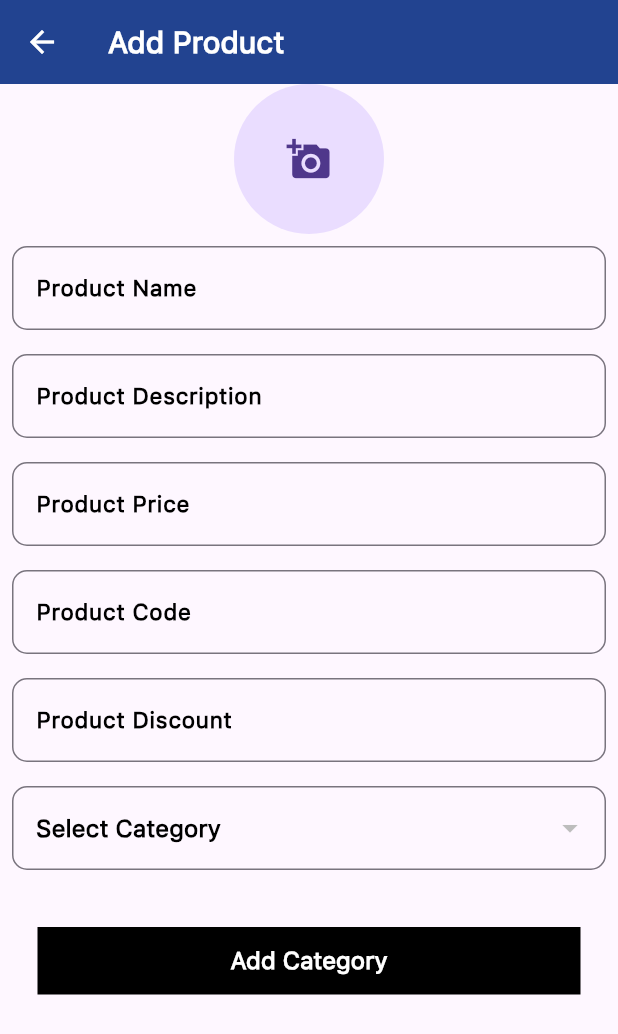
After one commit to Khushi-Raja/ECommercePortal, a Flutter app: the screen it shows after launch, after a tap on an icon or button, on a phone screen of 412 x 824 dp. The commit adds this screen. Shown: the top 1034 px of the screen. Run offline on Flutter 3.47's test engine with Material 3 defaults, Android fonts, the phone set to English and light mode, and no system bars; our stand-ins replace animate_do, cloud_firestore, firebase_auth, firebase_core, firebase_storage, image_picker and 1 more; accounts and stored records are empty; project files that could hold a hidden picture were left out.

Commit message:
Product CRUD

```diff
--- /dev/null
+++ b/lib/admin_screen/product/add_product.dart
@@ -0,0 +1,441 @@
+import 'dart:core';
+import 'dart:io';
+import 'package:cloud_firestore/cloud_firestore.dart';
+import 'package:firebase_storage/firebase_storage.dart';
+import 'package:flutter/cupertino.dart';
+import 'package:flutter/foundation.dart';
+import 'package:flutter/material.dart';
+import 'package:image_picker/image_picker.dart';
+import '../../components/custom_button.dart';
+import '../../components/custom_snackbar.dart';
+import '../../components/custom_textfiled.dart';
+import '../../components/dateFormat.dart';
+import '../../constants/color.dart';
+import '../../constants/generate_id.dart';
+
+class AddProduct extends StatefulWidget {
+  final String productID;
+  final String productName;
+  final String description;
+  final double price;
+  final String code;
+  final String displayImage;
+  final double discount;
+  final String categoryID;
+
+  const AddProduct({
+    super.key,
+    required this.productID,
+    required this.productName,
+    required this.description,
+    required this.price,
+    required this.code,
+    required this.displayImage,
+    required this.discount,
+    required this.categoryID,
+  });
+
+  @override
+  State<AddProduct> createState() => _AddProductState();
+}
+
+class _AddProductState extends State<AddProduct> {
+  GlobalKey<FormState> formKey = GlobalKey<FormState>();
+  TextEditingController productNameController = TextEditingController();
+  TextEditingController descriptionController = TextEditingController();
+  TextEditingController priceController = TextEditingController();
+  TextEditingController codeController = TextEditingController();
+  TextEditingController discountController = TextEditingController();
+  File? imageFile;
+  Uint8List? _imageBytes; // For web image handling
+
+  String? selectedCategoryId; // To store the selected category ID
+  List<Map<String, dynamic>> categories = []; // List to hold categories
+  bool isLoading = true; // For showing loading indicator while fetching categories
+
+  @override
+  void initState() {
+    super.initState();
+    fetchCategories();
+  }
+
+  @override
+  Widget build(BuildContext context) {
+    return Scaffold(
+      appBar: AppBar(
+        iconTheme: const IconThemeData(
+          color: CupertinoColors.white,
+        ),
+        backgroundColor: kAppBarColor,
+        title: Text(
+          widget.productID.isEmpty ? 'Add Product' : 'Update Product',
+          style: const TextStyle(
+            fontSize: 20,
+            fontWeight: FontWeight.bold,
+            color: CupertinoColors.white,
+          ),
+        ),
+      ),
+      body: SingleChildScrollView(
+        child: Form(
+          key: formKey,
+          child: Column(
+            crossAxisAlignment: CrossAxisAlignment.center,
+            children: [
+              GestureDetector(
+                onTap: pickImage,
+                child: CircleAvatar(
+                  radius: 50,
+                  backgroundImage: _imageBytes != null
+                      ? MemoryImage(_imageBytes!)
+                      : imageFile != null
+                          ? FileImage(imageFile!)
+                          : widget.productID.isNotEmpty
+                              ? NetworkImage(widget.displayImage)
+                              : null,
+                  child: _imageBytes == null &&
+                          imageFile == null &&
+                          widget.productID.isEmpty
+                      ? const Icon(Icons.add_a_photo, size: 30)
+                      : null,
+                ),
+              ),
+              CustomTextFormField(
+                controller: productNameController,
+                validator: (value) {
+                  if (value == null || value.trim().isEmpty) {
+                    return "Product is required";
+                  }
+                  return null;
+                },
+                keyboardType: TextInputType.name,
+                labelText: 'Product Name',
+                obscureText: false,
+              ),
+              CustomTextFormField(
+                controller: descriptionController,
+                validator: (value) {
+                  if (value == null || value.trim().isEmpty) {
+                    return "Product Description is required";
+                  }
+                  return null;
+                },
+                keyboardType: TextInputType.name,
+                labelText: 'Product Description',
+                obscureText: false,
+              ),
+              CustomTextFormField(
+                controller: priceController,
+                validator: (value) {
+                  if (value == null || value.trim().isEmpty) {
+                    return "Price is required";
+                  }
+                  return null;
+                },
+                keyboardType: TextInputType.number,
+                labelText: 'Product Price',
+                obscureText: false,
+              ),
+              CustomTextFormField(
+                controller: codeController,
+                validator: (value) {
+                  if (value == null || value.trim().isEmpty) {
+                    return "Code is required";
+                  }
+                  return null;
+                },
+                keyboardType: TextInputType.name,
+                labelText: 'Product Code',
+                obscureText: false,
+              ),
+              CustomTextFormField(
+                controller: discountController,
+                validator: (value) {
+                  if (value == null || value.trim().isEmpty) {
+                    return "Discount is required";
+                  }
+                  return null;
+                },
+                keyboardType: TextInputType.name,
+                labelText: 'Product Discount',
+                obscureText: false,
+              ),
+              isLoading
+                  ? const Center(
+                child: CircularProgressIndicator(),
+              )
+                  : Padding(
+                    padding: const EdgeInsets.all(8.0),
+                    child: DropdownButtonFormField<String>(
+                      value: selectedCategoryId,
+                      hint: const Text('Select Category',style: TextStyle(color: Colors.black, fontWeight: FontWeight.w600),),
+                      items: categories.map((category) {
+                        return DropdownMenuItem<String>(
+                          value: category['id'],
+                          child: Text(category['name']!),
+                        );
+                      }).toList(),
+                      onChanged: (value) {
+                        setState(() {
+                          selectedCategoryId = value;
+                        });
+                      },
+                      decoration: const InputDecoration(
+                        filled: false,
+                        fillColor: null,
+                        border: OutlineInputBorder(
+                          borderRadius: BorderRadius.all(
+                            Radius.circular(10), // Rounded border for the dropdown field
+                          ),
+                        ), // Label text for the dropdown
+                        labelStyle: TextStyle(
+                          color: Colors.black, // Label text color
+                          fontSize: 15, // Label text font size
+                          fontWeight: FontWeight.bold, // Label text boldness
+                        ),
+                        // prefixIcon: Icon(Icons.category), // Optional prefix icon
+                      ),
+                      validator: (value) {
+                        if (value == null) {
+                          return "Please select a category";
+                        }
+                        return null;
+                      },
+                    ),
+                  ),
+              const SizedBox(height: 10),
+              Padding(
+                padding: const EdgeInsets.all(15),
+                child: CustomButton(
+                  buttonName: widget.productName.isNotEmpty
+                      ? 'Update Category'
+                      : 'Add Category',
+                  onPressed: submit,
+                  backgroundColor: CupertinoColors.black,
+                  textColor: CupertinoColors.white,
+                ),
+              ),
+            ],
+          ),
+        ),
+      ),
+    );
+  }
+
+  Future<void> submit() async {
+    if (formKey.currentState!.validate()) {
+      try {
+        if (widget.productName.isNotEmpty) {
+          if (kIsWeb) {
+            await updateProductWithBytes();
+          } else {
+            await updateProduct();
+          }
+          SnackBarUtil.show(
+              context: context, message: "Product Updated Successfully");
+        } else {
+          if (kIsWeb) {
+            await addProductWithBytes();
+          } else {
+            await addProduct();
+          }
+          SnackBarUtil.show(
+              context: context, message: "Product Added Successfully");
+        }
+        Navigator.of(context).pop();
+      } catch (e) {
+        SnackBarUtil.show(context: context, message: "Error: $e");
+      }
+    }
+  }
+
+  Future<void> addProduct() async {
+    try {
+      int? lastID =
+          await getLastID(collectionName: "product", primaryKey: "productID");
+      int newID = lastID! + 1;
+      final productImageURL = await uploadImageFile(imageFile!);
+      await FirebaseFirestore.instance.collection('product').add({
+        "productID": newID.toString(),
+        'productName': productNameController.text.trim(),
+        'description': descriptionController.text.trim(),
+        'price': priceController.text.trim(),
+        'code': codeController.text.trim(),
+        'displayImage': productImageURL,
+        'discount': discountController.text.trim(),
+        "categoryID": selectedCategoryId,
+        'createdAt': getFormattedDateTime(),
+        'modifiedAt': getFormattedDateTime(),
+        'isDisabled': false,
+      });
+    } catch (e) {
+      throw ('Error adding product: $e');
+    }
+  }
+
+  Future<void> addProductWithBytes() async {
+    try {
+      int? lastID =
+      await getLastID(collectionName: "product", primaryKey: "productID");
+      int newID = lastID! + 1;
+      final productImageURL = await uploadImageBytes(_imageBytes!);
+      await FirebaseFirestore.instance.collection('product').add({
+        "productID": newID.toString(),
+        'productName': productNameController.text.trim(),
+        'description': descriptionController.text.trim(),
+        'price': priceController.text.trim(),
+        'code': codeController.text.trim(),
+        'displayImage': productImageURL,
+        'discount': discountController.text.trim(),
+        "categoryID": selectedCategoryId,
+        'createdAt': getFormattedDateTime(),
+        'modifiedAt': getFormattedDateTime(),
+        'isDisabled': false,
+      });
+    } catch (e) {
+      throw ('Error adding product: $e');
+    }
+  }
+
+  Future<void> updateProduct() async {
+    try {
+      final querySnapshot = await FirebaseFirestore.instance
+          .collection('product')
+          .where('productID', isEqualTo: widget.productID)
+          .get();
+
+      if (querySnapshot.docs.isNotEmpty) {
+        final productSnapShot = querySnapshot.docs.first;
+        final productData = productSnapShot.data() as Map<String, dynamic>?;
+
+        if (productData != null) {
+          await productSnapShot.reference.update({
+            'productName': productNameController.text,
+            'description': descriptionController.text,
+            'price': priceController.text.trim(),
+            'code': codeController.text.trim(),
+            'discount': discountController.text.trim(),
+            "categoryID": selectedCategoryId,
+            'modifiedAt': getFormattedDateTime(),
+            'isDisabled': false,
+          });
+        } else {
+          throw ('Document data is null or empty');
+        }
+      } else {
+        throw ('Product with ID ${widget.productID} not found.');
+      }
+    } catch (e) {
+      throw ('Error updating Product details: $e');
+    }
+  }
+
+  Future<void> updateProductWithBytes() async {
+    try {
+      final querySnapshot = await FirebaseFirestore.instance
+          .collection('product')
+          .where('productID', isEqualTo: widget.productID)
+          .get();
+
+      if (querySnapshot.docs.isNotEmpty) {
+        final productSnapShot = querySnapshot.docs.first;
+        final productData = productSnapShot.data() as Map<String, dynamic>?;
+
+        if (productData != null) {
+          String? productImageURL =
+              widget.displayImage; // Retain current image URL
+
+          // Check if there's a new image to upload
+          if (_imageBytes != null) {
+            productImageURL = await uploadImageBytes(_imageBytes!);
+          } else if (imageFile != null) {
+            productImageURL = await uploadImageFile(imageFile!);
+          }
+
+          // Update the product details in Firestore
+          await productSnapShot.reference.update({
+            'productName': productNameController.text,
+            'description': descriptionController.text.trim(),
+            'price': priceController.text.trim(),
+            'code': codeController.text.trim(),
+            'discount': discountController.text.trim(),
+            "categoryID": selectedCategoryId,
+            'displayImage': productImageURL,
+            'modifiedAt': getFormattedDateTime(),
+            'isDisabled': false,
+          });
+        } else {
+          throw ('Document data is null or empty');
+        }
+      } else {
+        throw ('Product with ID ${widget.productID} not found.');
+      }
+    } catch (e) {
+      throw ('Error updating product with bytes: $e');
+    }
+  }
+
+
+  Future<void> fetchCategories() async {
+    try {
+      final snapshot = await FirebaseFirestore.instance
+          .collection('category')
+          .get();
+
+      setState(() {
+        categories = snapshot.docs.map((doc) {
+          return {
+            'id': doc.id,
+            'name': doc['categoryName'],
+          };
+        }).toList();
+        isLoading = false;
+      });
+    } catch (e) {
+      print("Error fetching categories: $e");
+      setState(() {
+        isLoading = false;
+      });
+    }
+  }
+
+  void pickImage() async {
+    final picker = ImagePicker();
+    final pickedImage = await picker.pickImage(source: ImageSource.gallery);
+
+    if (pickedImage != null) {
+      if (kIsWeb) {
+        // For web: use image bytes
+        final Uint8List imageBytes = await pickedImage.readAsBytes();
+        setState(() {
+          _imageBytes = imageBytes; // Store Uint8List for web
+          imageFile = null; // Clear the File reference
+        });
+      } else {
+        // For mobile: use the File
+        setState(() {
+          imageFile = File(pickedImage.path);
+          _imageBytes = null; // Clear the Uint8List reference
+        });
+      }
+    }
+  }
+
+  // Upload image from File and return the URL
+  Future<String> uploadImageFile(File imageFile) async {
+    final ref = FirebaseStorage.instance
+        .ref()
+        .child('product/${DateTime.now().toIso8601String()}');
+    final uploadTask = await ref.putFile(imageFile);
+    return await uploadTask.ref.getDownloadURL();
+  }
+
+  // Upload image from bytes and return the URL
+  Future<String> uploadImageBytes(Uint8List imageBytes) async {
+    final ref = FirebaseStorage.instance
+        .ref()
+        .child('product/${DateTime.now().toIso8601String()}');
+    final uploadTask = await ref.putData(imageBytes);
+    return await uploadTask.ref.getDownloadURL();
+  }
+}
--- /dev/null
+++ b/lib/admin_screen/product/product_list.dart
@@ -0,0 +1,216 @@
+import 'package:cloud_firestore/cloud_firestore.dart';
+import 'package:flutter/cupertino.dart';
+import 'package:flutter/material.dart';
+import 'package:link/admin_screen/product/add_product.dart';
+
+import '../../components/custom_circular_progress_indicator.dart';
+import '../../constants/color.dart';
+
+class ProductList extends StatefulWidget {
+  const ProductList({super.key});
+
+  @override
+  State<ProductList> createState() => _ProductListState();
+}
+
+class _ProductListState extends State<ProductList> {
+  @override
+  Widget build(BuildContext context) {
+    return Scaffold(
+      appBar: AppBar(
+        iconTheme: const IconThemeData(
+          color: CupertinoColors.white,
+        ),
+        backgroundColor: kAppBarColor,
+        title: const Text(
+          'Product List',
+          style: TextStyle(
+            fontSize: 20,
+            fontWeight: FontWeight.bold,
+            color: CupertinoColors.white,
+          ),
+        ),
+      ),
+      body: StreamBuilder<QuerySnapshot>(
+        // Directly sorting by 'isDisabled' and 'skillName' in Firestore to reduce manual sorting in the app
+        stream: FirebaseFirestore.instance
+            .collection('product')
+            .orderBy('productName')
+            .snapshots(),
+        builder: (context, snapshot) {
+          if (!snapshot.hasData) {
+            return const Center(
+              child: CustomCupertinoActivityIndicator(),
+            );
+          }
+
+          // List fetched from Firestore, already sorted as per our query
+          List<DocumentSnapshot> skillDocs = snapshot.data!.docs;
+
+          return ListView.builder(
+            // Use IndexedListView for better lazy loading with large lists
+            itemCount: skillDocs.length,
+            itemBuilder: (context, index) {
+              DocumentSnapshot doc = skillDocs[index];
+              Map<String, dynamic> data = doc.data() as Map<String, dynamic>;
+              return buildCard(context, doc, data);
+            },
+          );
+        },
+      ),
+      floatingActionButton: FloatingActionButton(
+        onPressed: () {
+          Navigator.push(
+            context,
+            MaterialPageRoute(
+              builder: (context) => const AddProduct(
+                  productID: '',
+                  productName: '',
+                  description: '',
+                  price: 0.0,
+                  code: '',
+                  displayImage: '',
+                  discount: 0.0,
+                  categoryID: ''),
+            ),
+          );
+        },
+        child: const Icon(
+          CupertinoIcons.add,
+          color: CupertinoColors.white,
+        ),
+        backgroundColor: kAppBarColor,
+      ),
+    );
+  }
+
+  Widget buildCard(BuildContext context, DocumentSnapshot document,
+      Map<String, dynamic> data) {
+    return Card(
+      margin: const EdgeInsets.symmetric(horizontal: 16, vertical: 8),
+      elevation: 4,
+      shape: RoundedRectangleBorder(
+        borderRadius: BorderRadius.circular(12),
+      ),
+      child: Padding(
+        padding: const EdgeInsets.all(12.0),
+        child: Row(
+          crossAxisAlignment: CrossAxisAlignment.center,
+          children: [
+            // Circular image for the product
+            ClipOval(
+              child: Image.network(
+                data['displayImage'],
+                height: 60,
+                width: 60,
+                fit: BoxFit.cover,
+                errorBuilder: (context, error, stackTrace) => Icon(
+                  CupertinoIcons.photo,
+                  size: 40,
+                  color: Colors.grey.shade400,
+                ),
+              ),
+            ),
+            const SizedBox(width: 12), // Spacing between image and details
+            Expanded(
+              child: Column(
+                crossAxisAlignment: CrossAxisAlignment.start,
+                children: [
+                  Text(
+                    data['productName'],
+                    style: const TextStyle(
+                      fontSize: 16,
+                      fontWeight: FontWeight.bold,
+                    ),
+                  ),
+                  const SizedBox(height: 4),
+                  Text(
+                    data['description'] ?? "No description available",
+                    style: TextStyle(
+                      fontSize: 14,
+                      color: Colors.grey.shade600,
+                    ),
+                    maxLines: 2,
+                    overflow: TextOverflow.ellipsis,
+                  ),
+
+                  const SizedBox(height: 4),
+                  Text(
+                    data['price'] ?? "No price available",
+                    style: TextStyle(
+                      fontSize: 14,
+                      color: Colors.grey.shade600,
+                    ),
+                    maxLines: 2,
+                    overflow: TextOverflow.ellipsis,
+                  ),
+                  const SizedBox(height: 4),
+                  Text(
+                    data['code'] ?? "No code available",
+                    style: TextStyle(
+                      fontSize: 14,
+                      color: Colors.grey.shade600,
+                    ),
+                    maxLines: 2,
+                    overflow: TextOverflow.ellipsis,
+                  ),
+                ],
+              ),
+            ),
+            const SizedBox(width: 8), // Spacing between details and actions
+            // Action buttons for Edit and Delete
+            Column(
+              children: [
+                IconButton(
+                  icon: const Icon(
+                    CupertinoIcons.pencil,
+                    color: CupertinoColors.activeGreen,
+                  ),
+                  tooltip: "Edit",
+                  onPressed: () {
+                    String productID = data['productID'];
+                    String productName = data['productName'];
+                    String description = data['description'];
+                    double price = data['price'];
+                    String code = data['code'];
+                    double discount = data['discount'];
+                    String displayImage = data['displayImage'];
+                    String categoryID = data['categoryID'];
+                    Navigator.push(
+                      context,
+                      MaterialPageRoute(
+                        builder: (context) => AddProduct(
+                          productID: productID,
+                          productName: productName,
+                          description: description,
+                          price: price,
+                          code: code,
+                          displayImage: displayImage,
+                          discount: discount,
+                          categoryID: categoryID,
+                        ),
+                      ),
+                    );
+                  },
+                ),
+                IconButton(
+                  icon: const Icon(
+                    CupertinoIcons.trash,
+                    color: CupertinoColors.destructiveRed,
+                  ),
+                  tooltip: "Delete",
+                  onPressed: () {
+                    FirebaseFirestore.instance
+                        .collection('product')
+                        .doc(data['productID'])
+                        .delete();
+                  },
+                ),
+              ],
+            ),
+          ],
+        ),
+      ),
+    );
+  }
+}
--- a/lib/main.dart
+++ b/lib/main.dart
@@ -1,5 +1,7 @@
 import 'package:firebase_core/firebase_core.dart';
 import 'package:flutter/material.dart';
+import 'package:link/admin_screen/product/add_product.dart';
+import 'package:link/admin_screen/product/product_list.dart';
 import 'package:link/splash/splash_screen.dart';
 import 'firebase_options.dart';
 
@@ -10,7 +12,7 @@ void main() async {
   );
   runApp(
     MaterialApp(
-      home: Splash(),
+      home: ProductList(),
       debugShowCheckedModeBanner: false,
       theme: ThemeData(
         useMaterial3: true,
--- a/lib/screens/admin/admin_dashboard.dart
+++ b/lib/screens/admin/admin_dashboard.dart
@@ -128,7 +128,7 @@ class _AdminDashboardState extends State<AdminDashboard> {
                         style: TextStyle(color: Colors.white, fontSize: 20),
                       ),
                       Text(
-                        firebaseAuth.currentUser!.email ?? "No email",
+                        firebaseAuth.currentUser?.email ?? "No email",
                         style: TextStyle(
                           color: Colors.grey[200],
                           fontSize: 14,
--- a/lib/splash/splash_screen.dart
+++ b/lib/splash/splash_screen.dart
@@ -82,7 +82,7 @@ class _SplashState extends State<Splash> {
         Navigator.of(context).pushReplacement(
           MaterialPageRoute(
             builder: (context) {
-              return const SignInScreen();
+              return SignInScreen();
             },
           ),
         );
```
Also changed, not shown: 1 other file.
